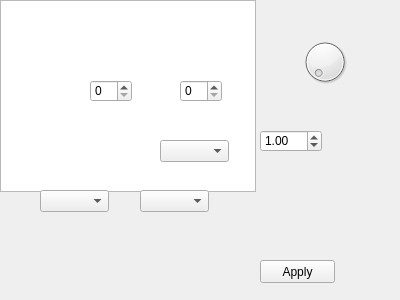
caronnee/pdfeditor, file properties.ui: the form before one commit.
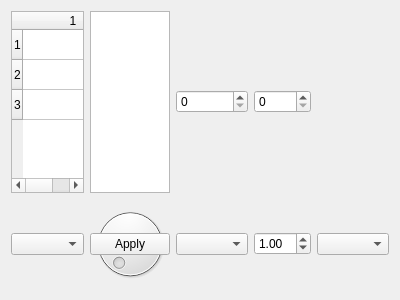
The form after the commit.

```diff
--- a/properties.ui
+++ b/properties.ui
@@ -13,16 +13,21 @@
   <property name="windowTitle">
    <string>Form</string>
   </property>
+  <layout class="QGridLayout" name = "fLayout">
+   <item row="0" column="0">
  <widget class="QTableWidget" name="tm">
    <property name="rowCount">
-  	<number>6</number>
+  	<number>3</number>
    </property>
    <property name="columnCount">
-  	<number>6</number>
-   </property>
-  </widget>
-  <widget class="QTextEdit" name="text">
-  </widget>
+  	<number>3</number>
+      </property>
+     </widget>
+   </item>
+   <item row="0" column="1">
+    <widget class="QTextEdit" name="text"/>
+   </item>
+   <item row="0" column="2">
   <widget class="QSpinBox" name="xPosition">
    <property name="geometry">
     <rect>
@@ -33,6 +38,8 @@
     </rect>
    </property>
   </widget>
+   </item>
+   <item row="0" column="3">
   <widget class="QSpinBox" name="yPosition">
    <property name="geometry">
     <rect>
@@ -43,6 +50,8 @@
     </rect>
    </property>
   </widget>
+   </item>
+   <item row="1" column="1">
   <widget class="QDial" name="rotation">
    <property name="geometry">
     <rect>
@@ -56,6 +65,8 @@
     <number>359</number>
    </property>
   </widget>
+   </item>
+   <item row="1" column="2">
   <widget class="QComboBox" name="fonts">
    <property name="geometry">
     <rect>
@@ -66,6 +77,8 @@
     </rect>
    </property>
   </widget>
+   </item>
+   <item row="1" column="3">
   <widget class="QDoubleSpinBox" name="scale">
    <property name="geometry">
     <rect>
@@ -82,6 +95,8 @@
     <double>1.000000000000000</double>
    </property>
   </widget>
+   </item>
+   <item row="1" column="4">
   <widget class="QComboBox" name="fontsize">
    <property name="geometry">
     <rect>
@@ -92,6 +107,8 @@
     </rect>
    </property>
   </widget>
+  </item>
+  <item row="1" column="0">
   <widget class="QComboBox" name="shape">
    <property name="geometry">
     <rect>
@@ -102,6 +119,8 @@
     </rect>
    </property>
   </widget>
+  </item>
+  <item row="1" column="1">
   <widget class="QPushButton" name="apply">
    <property name="geometry">
     <rect>
@@ -115,6 +134,8 @@
     <string>Apply</string>
    </property>
   </widget>
+  </item>
+  </layout>
  </widget>
  <resources/>
  <connections/>
```
Left out of the diff: 15 changed lines with no effect on the pictures. Lines whose indentation alone changed are shown as unchanged.
